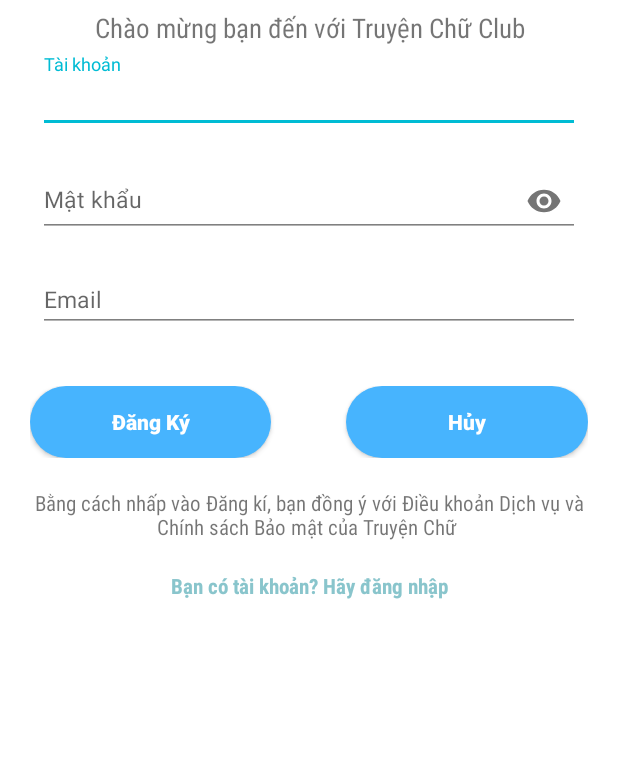
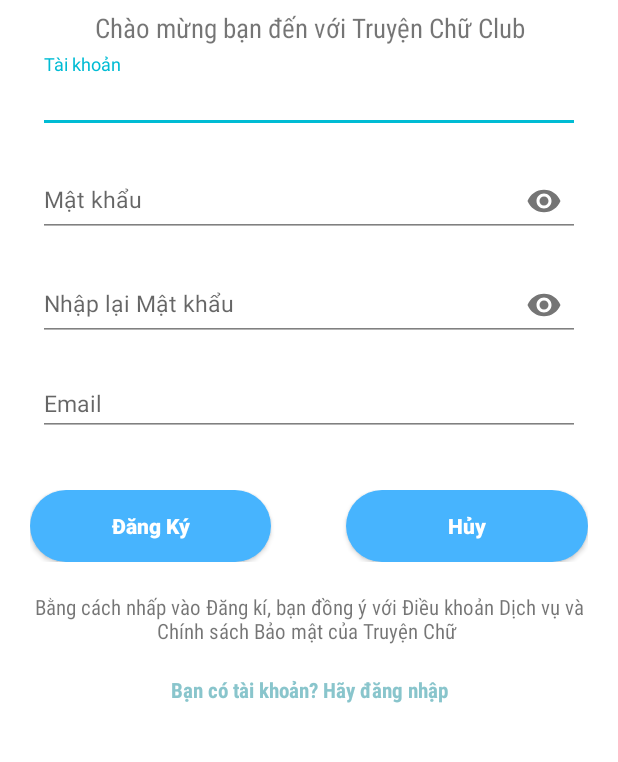
Before and after one commit to trisngo/NT118-novel-reading-android-app, an Android app: the layout activity_register.xml on its own in the app's theme, with its tools: preview values and no code run, on a phone screen of 412 x 824 dp, the part 135-897 px from its top. Run offline under Robolectric (Android 15) with nearby library versions, the phone set to English and light mode, and no system bars.

Commit message:
Update register feature using firebase as database

```diff
--- a/app/build.gradle
+++ b/app/build.gradle
@@ -1,5 +1,6 @@
 plugins {
     id 'com.android.application'
+    id 'com.google.gms.google-services'
 }
 
 android {
@@ -39,6 +40,7 @@
     implementation 'androidx.constraintlayout:constraintlayout:2.1.4'
     implementation 'androidx.swiperefreshlayout:swiperefreshlayout:1.1.0'
     implementation 'de.hdodenhof:circleimageview:3.1.0'
+    implementation 'com.google.firebase:firebase-database:20.1.0'
     testImplementation 'junit:junit:4.13.2'
     androidTestImplementation 'androidx.test.ext:junit:1.1.3'
     androidTestImplementation 'androidx.test.espresso:espresso-core:3.4.0'
--- a/app/src/main/res/layout/activity_register.xml
+++ b/app/src/main/res/layout/activity_register.xml
@@ -48,7 +48,6 @@
             android:layout_height="wrap_content"
             android:theme="@style/Myeditext"
             android:padding="5dp">
-
             <com.google.android.material.textfield.TextInputEditText
                 android:id="@+id/tk"
                 android:layout_width="match_parent"
@@ -73,6 +72,23 @@
                 android:textSize="15dp"
                 android:id="@+id/mk"
                 android:hint="Mật khẩu"
+                android:textColor="@color/black"
+                android:inputType="textPassword"></com.google.android.material.textfield.TextInputEditText>
+        </com.google.android.material.textfield.TextInputLayout>
+        <com.google.android.material.textfield.TextInputLayout
+            android:layout_width="match_parent"
+            android:layout_height="wrap_content"
+            app:passwordToggleEnabled="true"
+            android:theme="@style/Myeditext"
+            android:padding="5dp">
+            <com.google.android.material.textfield.TextInputEditText
+                android:layout_width="match_parent"
+                android:layout_height="wrap_content"
+                android:singleLine="true"
+                android:drawablePadding="20dp"
+                android:textSize="15dp"
+                android:id="@+id/nhaplai_mk"
+                android:hint="Nhập lại Mật khẩu"
                 android:textColor="@color/black"
                 android:inputType="textPassword"></com.google.android.material.textfield.TextInputEditText>
         </com.google.android.material.textfield.TextInputLayout>
```
Also changed, not shown: app/src/main/java/com/example/appmanga/MainActivity.java (+8 -0 lines), app/src/main/java/com/example/appmanga/Register.java (+93 -7 lines), build.gradle (+10 -1 lines), 1 other file.
